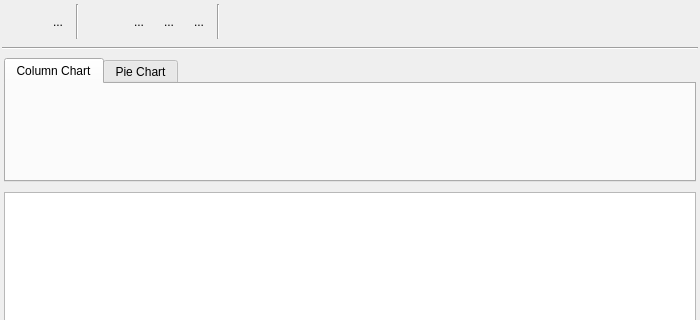
The window that cashio/MainWindow.ui (bsdelf/cashio) describes before a commit, drawn with Qt 5; both pictures show x 0 to 700 and y 0 to 320 of the 700 by 600 pixel window.
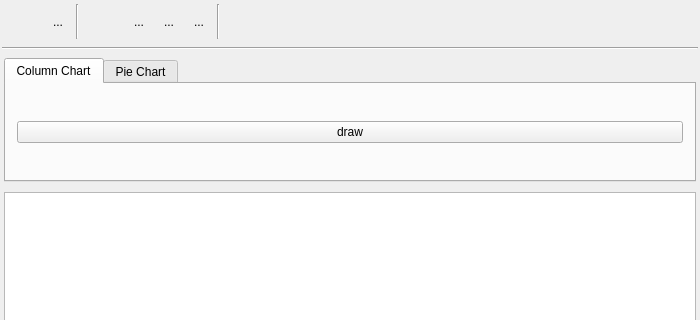
The same window after the commit. The open tabs and pages were chosen to show the change. Icons and pictures are not drawn.

What changed in the file:
```diff
--- a/cashio/MainWindow.ui
+++ b/cashio/MainWindow.ui
@@ -712,6 +712,15 @@
            <attribute name="title">
             <string>Column Chart</string>
            </attribute>
+           <layout class="QHBoxLayout" name="horizontalLayout_9">
+            <item>
+             <widget class="QPushButton" name="btnDraw">
+              <property name="text">
+               <string>draw</string>
+              </property>
+             </widget>
+            </item>
+           </layout>
           </widget>
           <widget class="QWidget" name="graphTabPieChart">
            <attribute name="title">
```
Left out of the diff: 24 changed lines with no effect on the pictures.
